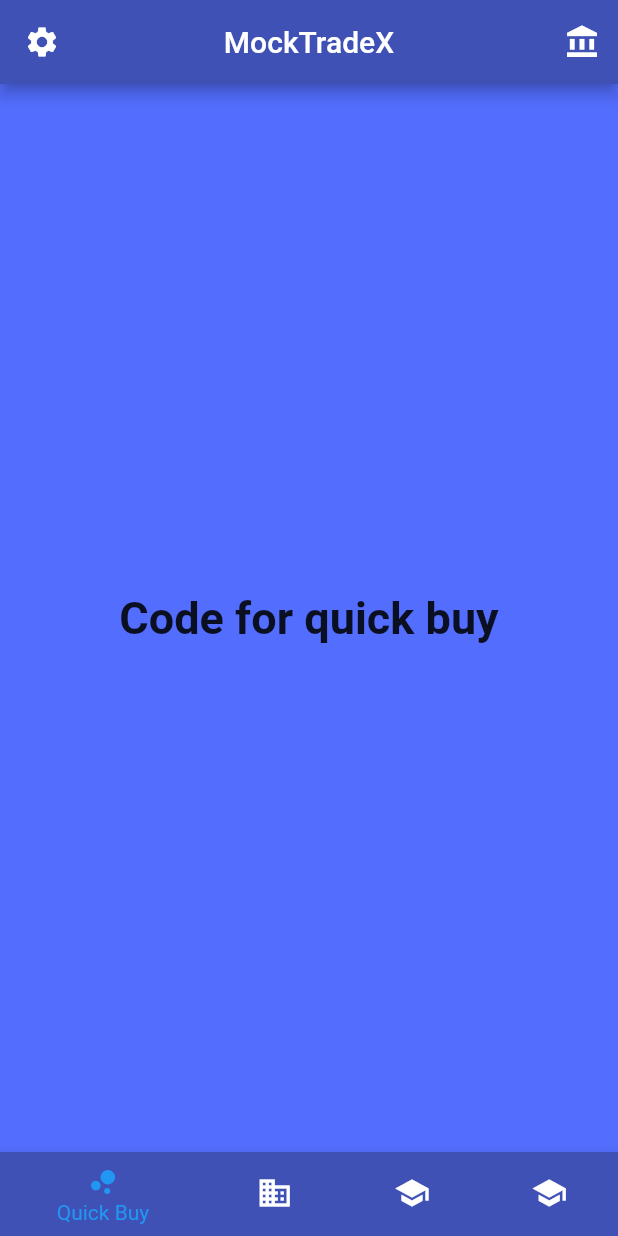
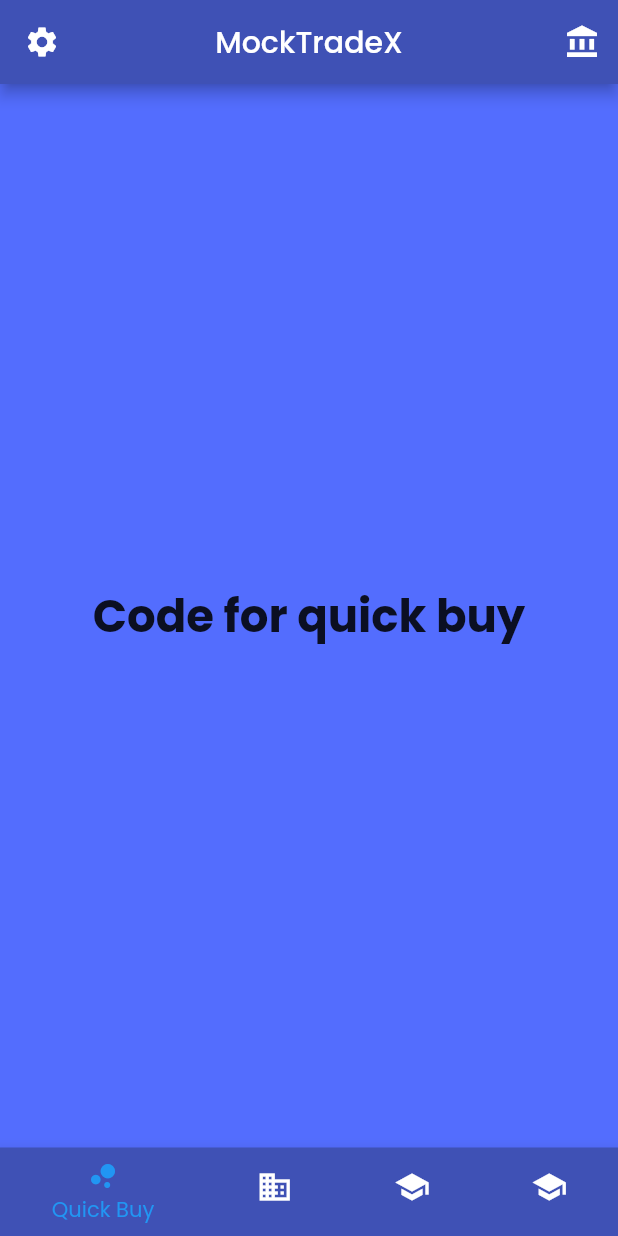
Before and after one commit to Sahil-kachhap/MockTradeX, a Flutter app: the screen it shows after launch, on a phone screen of 412 x 824 dp. Run offline on Flutter 3.47's test engine with Material 2 defaults, Android fonts, the light colour scheme and no system bars; our stand-ins replace google_fonts.

Commit message:
added default text theme

```diff
--- a/lib/main.dart
+++ b/lib/main.dart
@@ -1,5 +1,6 @@
 import 'package:flutter/material.dart';
-import 'front_page.dart';
+import 'package:google_fonts/google_fonts.dart';
+import 'Presentation/Screens/front_page.dart';
 
 void main() {
   runApp(const MyApp());
@@ -11,11 +12,13 @@ class MyApp extends StatelessWidget {
   @override
   Widget build(BuildContext context) {
     return MaterialApp(
-      title: 'Flutter Demo',
       theme: ThemeData(
         primaryColor: Colors.deepPurpleAccent,
+        textTheme: GoogleFonts.poppinsTextTheme(Theme.of(context).textTheme),
       ),
-      home: Frontpage(),
+      debugShowCheckedModeBanner: false,
+      title: 'MockTradeX',
+      home: const Frontpage(),
     );
   }
 }
--- a/pubspec.yaml
+++ b/pubspec.yaml
@@ -34,6 +34,7 @@ dependencies:
   # The following adds the Cupertino Icons font to your application.
   # Use with the CupertinoIcons class for iOS style icons.
   cupertino_icons: ^1.0.2
+  google_fonts: ^2.2.0
 
 dev_dependencies:
   flutter_test:
```
Also changed, not shown: lib/Data/Data_Provider/exchangeAPI_.dart (added), lib/Presentation/Screens/front_page.dart (renamed from lib/front_page.dart), pubspec.lock.
